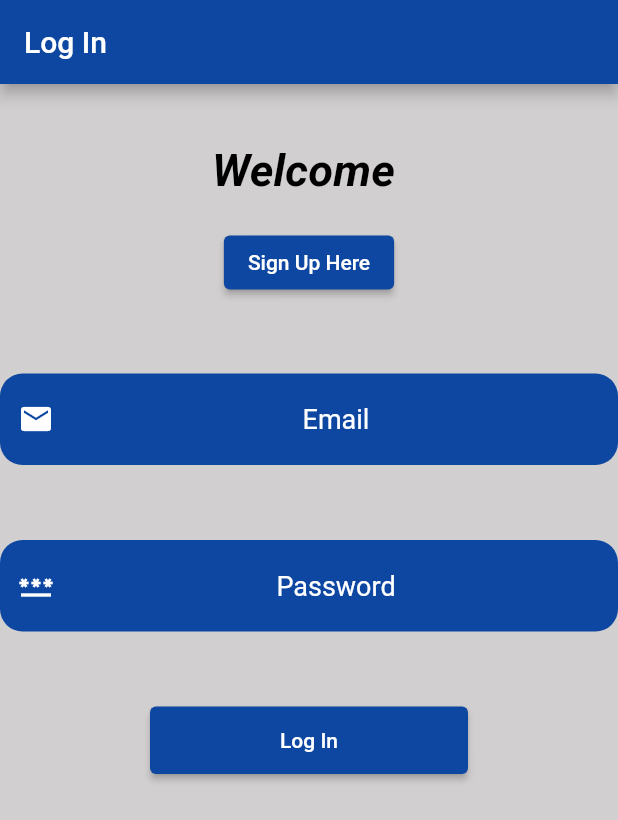
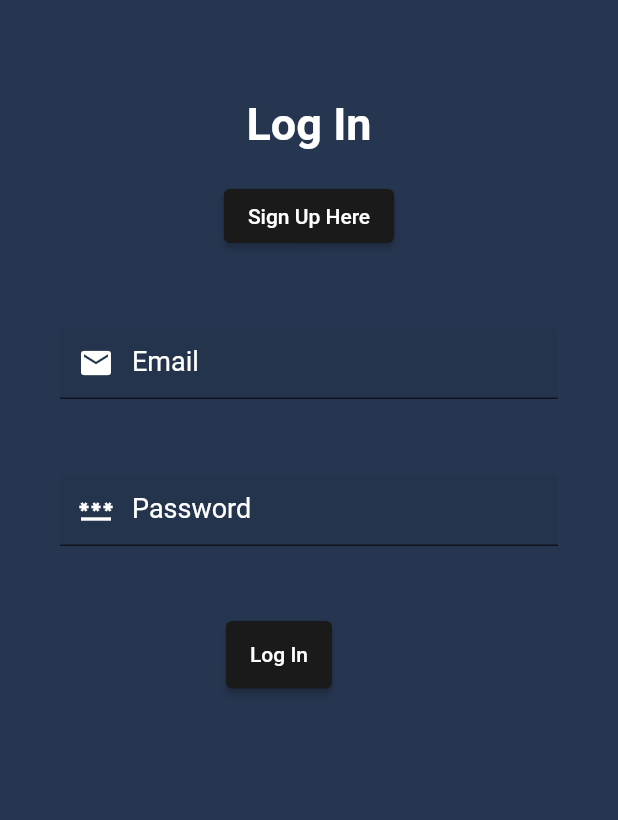
Before and after one commit to YoussifAssem/Genatac, a Flutter app: the screen it shows after launch, on a phone screen of 412 x 824 dp. Shown: the top 820 px of the screen. Run offline on Flutter 3.47's test engine with Material 2 defaults, Android fonts, the phone set to English and light mode, and no system bars; our stand-ins replace cloud_firestore, firebase_auth, firebase_core; accounts and stored records are empty.

Commit message:
Update login_screen.dart

```diff
--- a/E-Genetics/Code/paternity_app/lib/Screens/login_screen.dart
+++ b/E-Genetics/Code/paternity_app/lib/Screens/login_screen.dart
@@ -22,27 +22,35 @@ class _logIn extends State<logIn> {
   Widget build(BuildContext context) {
     return Center(
         child: Scaffold(
-        backgroundColor: const Color.fromARGB(255, 209, 207, 207),
-        appBar: AppBar(
+            backgroundColor: const Color.fromARGB(255, 38, 54, 80),
+            /* appBar: AppBar(
               automaticallyImplyLeading: false,
-          backgroundColor: Colors.blue[900],
+              backgroundColor: const Color.fromARGB(255, 25, 26, 25),
               title: const Text(
                 'Log In',
+                textAlign: TextAlign.center,
                 style: TextStyle(color: Colors.white),
               ),
-        ),
-        body: ListView(
+            ),*/
+            body: ListView(children: [
+              Container(
+                padding: const EdgeInsets.only(left: 40, top: 25, right: 40),
+                child: GestureDetector(
+                  onTap: () {
+                    FocusScope.of(context).unfocus();
+                  },
+                  child: Column(
                     children: [
                       const SizedBox(
                         height: 40,
                       ),
                       const Center(
                         child: Text(
-                'Welcome ',
+                          "Log In",
                           style: TextStyle(
-                    color: Colors.black,
+                              color: Colors.white,
                               fontWeight: FontWeight.bold,
-                    fontStyle: FontStyle.italic,
+                              fontStyle: FontStyle.normal,
                               fontSize: 30),
                         ),
                       ),
@@ -50,7 +58,8 @@ class _logIn extends State<logIn> {
                       Center(
                         child: ElevatedButton(
                           style: ButtonStyle(
-                  backgroundColor: MaterialStateProperty.all(Colors.blue[900]),
+                            backgroundColor: MaterialStateProperty.all(
+                                const Color.fromARGB(255, 25, 26, 25)),
                           ),
                           child: const Text('Sign Up Here'),
                           onPressed: () {
@@ -65,52 +74,42 @@ class _logIn extends State<logIn> {
                         height: 50,
                       ),
                       TextFormField(
-              textAlign: TextAlign.center,
                         style: const TextStyle(
                           fontSize: 18,
                           color: Colors.white,
                         ),
                         keyboardType: TextInputType.emailAddress,
                         controller: email,
-              decoration: InputDecoration(
-                prefixIcon: const Icon(
+                        decoration: const InputDecoration(
+                          prefixIcon: Icon(
                             Icons.email,
                             color: Colors.white,
                           ),
-                border: const OutlineInputBorder(
-                  borderRadius: BorderRadius.all(Radius.circular(15.0)),
-                  borderSide: BorderSide.none,
-                ),
                           filled: true,
-                fillColor: Colors.blue[900],
                           hintText: 'Email',
-                hintStyle: const TextStyle(fontSize: 18, color: Colors.white),
+                          hintStyle:
+                              TextStyle(fontSize: 18, color: Colors.white),
                         ),
                       ),
                       const SizedBox(
                         height: 50,
                       ),
                       TextFormField(
-              textAlign: TextAlign.center,
                         style: const TextStyle(
                           fontSize: 18,
                           color: Colors.white,
                         ),
                         //keyboardType: TextInputType.visiblePassword,
                         controller: password,
-              decoration: InputDecoration(
-                prefixIcon: const Icon(
+                        decoration: const InputDecoration(
+                          prefixIcon: Icon(
                             Icons.password,
                             color: Colors.white,
                           ),
-                border: const OutlineInputBorder(
-                  borderRadius: BorderRadius.all(Radius.circular(15.0)),
-                  borderSide: BorderSide.none,
-                ),
                           filled: true,
-                fillColor: Colors.blue[900],
                           hintText: 'Password',
-                hintStyle: const TextStyle(fontSize: 18, color: Colors.white),
+                          hintStyle:
+                              TextStyle(fontSize: 18, color: Colors.white),
                         ),
                         obscureText: true,
                       ),
@@ -118,11 +117,11 @@ class _logIn extends State<logIn> {
                       SizedBox(
                           height: 45,
                           child: Padding(
-                  padding: const EdgeInsets.only(left: 100, right: 100),
+                            padding: const EdgeInsets.only(left: 40, right: 80),
                             child: ElevatedButton(
                               style: ButtonStyle(
-                      backgroundColor:
-                          MaterialStateProperty.all(Colors.blue[900]),
+                                backgroundColor: MaterialStateProperty.all(
+                                    const Color.fromARGB(255, 25, 26, 25)),
                               ),
                               child: const Text('Log In'),
                               onPressed: () async {
@@ -133,14 +132,17 @@ class _logIn extends State<logIn> {
                                   text = 'Email format is not true';
                                   showAlertDialog(context);
                                 } else {
-                        if (await user.login(email.text, password.text) !=
+                                  if (await user.login(
+                                          email.text, password.text) !=
                                       'Done') {
-                          text = 'Error, Email or Password is incorrect';
+                                    text =
+                                        'Error, Email or Password is incorrect';
                                     showAlertDialog(context);
                                   } else {
                                     Navigator.pushReplacement(
                                       context,
-                            MaterialPageRoute(builder: (context) => Menu()),
+                                      MaterialPageRoute(
+                                          builder: (context) => Menu()),
                                     );
                                   }
                                 }
@@ -150,7 +152,8 @@ class _logIn extends State<logIn> {
                     ],
                   ),
                 ),
-    );
+              )
+            ])));
   }
 
   showAlertDialog(
```
Lines whose indentation alone changed are shown as unchanged.
